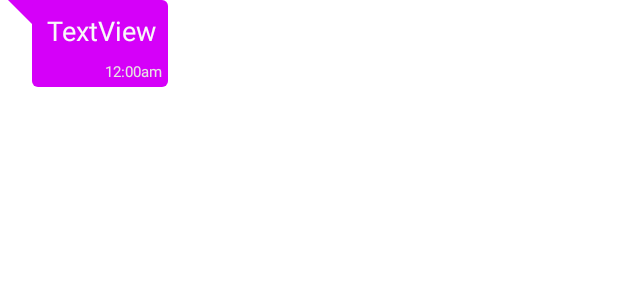
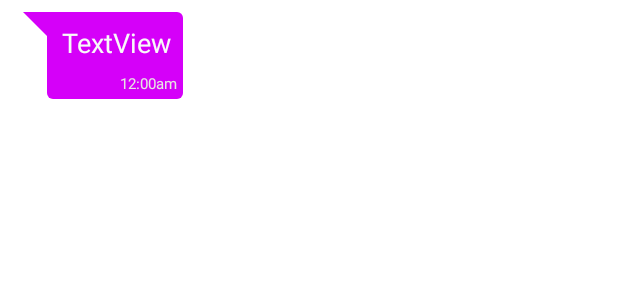
Before and after one commit to Vishal-1232/Reach-Me, an Android app: the layout sample_reciver.xml on its own in the app's theme, with its tools: preview values and no code run, on a phone screen of 412 x 824 dp. Shown: the top 300 px of the screen. Run offline under Robolectric (Android 15) with nearby library versions, the phone set to English and light mode, and no system bars.

Commit message:
Chat Activity UI improved Last message problem solved in chat fragment

```diff
--- a/app/src/main/java/com/example/reachme/ChatsDetailedActivity.java
+++ b/app/src/main/java/com/example/reachme/ChatsDetailedActivity.java
@@ -51,9 +51,10 @@ public class ChatsDetailedActivity extends AppCompatActivity {
         binding.back.setOnClickListener(new View.OnClickListener() {
             @Override
             public void onClick(View view) {
-                Intent intent = new Intent(ChatsDetailedActivity.this,MainActivity.class);
+                /*Intent intent = new Intent(ChatsDetailedActivity.this,MainActivity.class);
                 startActivity(intent);
-                finish();
+                finish();*/
+                ChatsDetailedActivity.super.onBackPressed();
             }
         });
 
@@ -121,4 +122,5 @@ public class ChatsDetailedActivity extends AppCompatActivity {
         });
 
     }
+
 }
--- a/app/src/main/res/layout/activity_chats_detailed.xml
+++ b/app/src/main/res/layout/activity_chats_detailed.xml
@@ -4,6 +4,7 @@
     xmlns:tools="http://schemas.android.com/tools"
     android:layout_width="match_parent"
     android:layout_height="match_parent"
+    android:background="#FF80AB"
     tools:context=".ChatsDetailedActivity">
 
     <androidx.appcompat.widget.Toolbar
@@ -102,6 +103,7 @@
         android:layout_width="match_parent"
         android:layout_height="wrap_content"
         android:layout_alignParentBottom="true"
+        android:layout_marginTop="2dp"
         android:background="#FF80AB"
         android:orientation="horizontal">
 
--- a/app/src/main/res/layout/sample_reciver.xml
+++ b/app/src/main/res/layout/sample_reciver.xml
@@ -1,11 +1,20 @@
 <?xml version="1.0" encoding="utf-8"?>
-<androidx.constraintlayout.widget.ConstraintLayout xmlns:android="http://schemas.android.com/apk/res/android"
+<RelativeLayout xmlns:android="http://schemas.android.com/apk/res/android"
     xmlns:app="http://schemas.android.com/apk/res-auto"
     xmlns:tools="http://schemas.android.com/tools"
     android:layout_width="wrap_content"
     android:layout_height="wrap_content"
-    android:layout_marginStart="5dp"
+    android:layout_marginLeft="8dp"
+    android:layout_marginTop="4dp"
+    android:layout_marginRight="16dp">
+
+    <androidx.constraintlayout.widget.ConstraintLayout
+        android:layout_width="wrap_content"
+        android:layout_height="wrap_content"
+        android:layout_alignParentStart="true"
+        android:layout_marginStart="7dp"
         android:layout_marginLeft="5dp"
+        android:layout_marginTop="4dp"
         android:layout_marginEnd="7dp"
         android:layout_marginRight="7dp"
         android:background="@drawable/bg_reciver"
@@ -49,3 +58,4 @@
             android:orientation="vertical"
             app:layout_constraintGuide_begin="18dp" />
     </androidx.constraintlayout.widget.ConstraintLayout>
+</RelativeLayout>
```
Also changed, not shown: app/src/main/java/com/example/reachme/Fragments/ChatsFragment.java (+9 -1 lines). Lines whose indentation alone changed are shown as unchanged.
